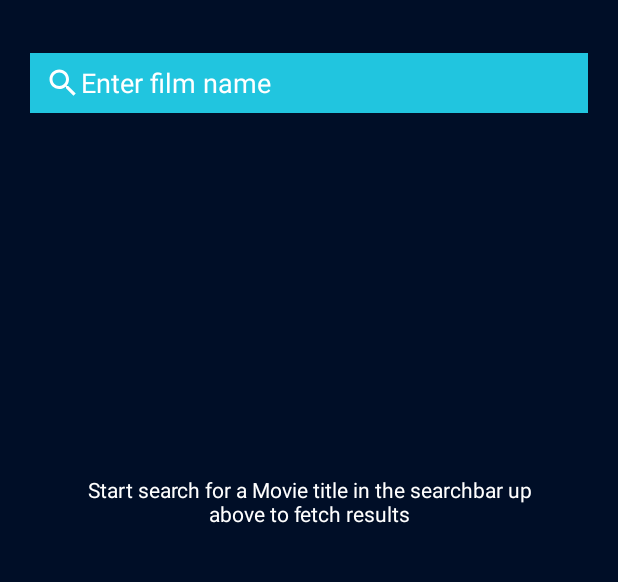
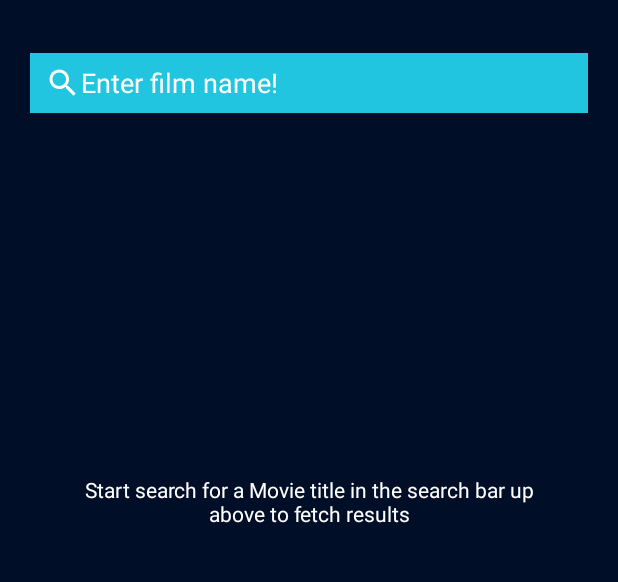
Before and after one commit to falcofemoralis/Mobile-Film-Tracker, an Android app: the screen it shows after launch (MainActivity), item 2 of the bottom bar chosen, on a phone screen of 412 x 824 dp, the part 173-755 px from its top. Run offline under Robolectric (Android 15) with nearby library versions, the phone set to English and light mode, and no system bars; 22 statements that could not run were skipped.

```diff
--- a/app/src/main/java/com/vladyslav/offlinefilmtracker/Activities/MainActivity.java
+++ b/app/src/main/java/com/vladyslav/offlinefilmtracker/Activities/MainActivity.java
@@ -37,6 +37,10 @@ public class MainActivity extends AppCompatActivity {
     protected void onCreate(Bundle savedInstanceState) {
         super.onCreate(savedInstanceState);
         setContentView(R.layout.activity_main);
+
+        //инциализация помошника по фрагментам
+        fm = getSupportFragmentManager();
+        FragmentHelper.init(fm, this);
 
         //производится проверка наличия файлов
         checkFiles(new Runnable() {
@@ -107,9 +111,6 @@ public class MainActivity extends AppCompatActivity {
 
     //метод установки боттом бара (запускается главный фрагмент)
     public void setBottomBar() {
-        fm = getSupportFragmentManager();
-        FragmentHelper.init(fm, this);
-
         final Fragment mainFragment = new MainFragment(); //главный фрагмент
         final Fragment searchFragment = new SearchFragment(); //фрагмент поиска
 
@@ -118,13 +119,12 @@ public class MainActivity extends AppCompatActivity {
         bottomNavigationView.setOnNavigationItemSelectedListener(new BottomNavigationView.OnNavigationItemSelectedListener() {
             @Override
             public boolean onNavigationItemSelected(@NonNull MenuItem item) {
-                fm.popBackStack(null, FragmentManager.POP_BACK_STACK_INCLUSIVE);
                 switch (item.getItemId()) {
                     case R.id.nav_movies:
-                        fm.beginTransaction().replace(R.id.main_fragment_container, mainFragment).commit();
+                        FragmentHelper.changeFragment(mainFragment);
                         break;
                     case R.id.nav_search:
-                        fm.beginTransaction().replace(R.id.main_fragment_container, searchFragment).commit();
+                        FragmentHelper.changeFragment(searchFragment);
                         break;
                 }
                 return true;
--- a/app/src/main/java/com/vladyslav/offlinefilmtracker/Fragments/MainFragment.java
+++ b/app/src/main/java/com/vladyslav/offlinefilmtracker/Fragments/MainFragment.java
@@ -34,11 +34,11 @@ public class MainFragment extends Fragment {
     private int moreBtnHeight; //размер кнопки More
 
     //лист пар из ключа жанра (в базе) и id строковой константы
-    private final ArrayList<Pair<String, Integer>> GENRES = new ArrayList<Pair<String, Integer>>() {
+    public final ArrayList<Pair<String, Integer>> genres = new ArrayList<Pair<String, Integer>>() {
         {
             add(new Pair<>("Popular", R.string.genre_popular));
             add(new Pair<>("Action", R.string.genre_action));
-            add(new Pair<>("Sci-Fi", R.string.genre_scifi));
+            add(new Pair<>("Sci-Fi", R.string.genre_sciFi));
             add(new Pair<>("Fantasy", R.string.genre_fantasy));
             add(new Pair<>("Comedy", R.string.genre_comedy));
             add(new Pair<>("Animation", R.string.genre_animation));
@@ -57,7 +57,6 @@ public class MainFragment extends Fragment {
         return view;
     }
 
-
     //загружаем фильмы из базы по жанрам
     public void getFilmsFromDatabase() {
         final Handler mHandler = new Handler(Looper.getMainLooper());
@@ -65,39 +64,44 @@ public class MainFragment extends Fragment {
             public void run() {
                 databaseManager = DatabaseManager.getInstance(view.getContext());
                 //получаем фильмы по жанру
-                for (int i = 0; i < GENRES.size(); ++i) {
+                for (final Pair<String, Integer> genre : genres) {
+                    final String genreString = genre.first;
+
                     final Film[] films;
-                    if (GENRES.get(i).first.equals("Popular"))
+                    if (genreString.equals("Popular")) {
                         films = databaseManager.getPopularFilms(FILMS_IN_ROW);
-                    else
-                        films = databaseManager.getFilmsByGenre(GENRES.get(i).first, 2015, FILMS_IN_ROW);
+                    } else {
+                        films = databaseManager.getFilmsByGenre(genreString, 2015, FILMS_IN_ROW);
+                    }
 
                     //устанавливаем полученные фильмы в строки
-                    final int finalI = i;
                     mHandler.post(new Runnable() {
                         public void run() {
-                            createFilmRow(films, GENRES.get(finalI));
-                            if (finalI == GENRES.size() - 1) {
-                                getActivity().findViewById(R.id.progress_bar).setVisibility(View.GONE);
-                                getActivity().findViewById(R.id.main_fragment_container).setVisibility(View.VISIBLE);
-                            }
+                            createFilmRow(films, genreString, genre.second);
+
                         }
                     });
                 }
+                mHandler.post(new Runnable() {
+                    public void run() {
+                        getActivity().findViewById(R.id.progress_bar).setVisibility(View.GONE);
+                        getActivity().findViewById(R.id.main_fragment_container).setVisibility(View.VISIBLE);
+                    }
+                });
             }
         }).start();
     }
 
     //создаем ряд с фильмами
-    public void createFilmRow(Film[] films, Pair<String, Integer> genre) {
+    public void createFilmRow(Film[] films, String genre, int genreStringId) {
         LinearLayout filmsLayout = (LinearLayout) LayoutInflater.from(getContext()).inflate(R.layout.inflate_film_row, null); //строка фильмов
-        ((TextView) filmsLayout.getChildAt(0)).setText(getString(R.string.films, getString(genre.second))); //устанавливаем заголовок строки
+        ((TextView) filmsLayout.getChildAt(0)).setText(getString(R.string.films, getString(genreStringId))); //устанавливаем заголовок строки
 
         LinearLayout linearLayout = (LinearLayout) ((HorizontalScrollView) filmsLayout.getChildAt(1)).getChildAt(0);
         for (int i = 0; i < FILMS_IN_ROW; i++)
             addFilm(films[i], linearLayout);
 
-        if (!genre.first.equals("Popular")) addMoreBtn(linearLayout, genre.first);
+        if (!genre.equals("Popular")) addMoreBtn(linearLayout, genre);
         baseLayout.addView(filmsLayout); //добавляем в корень
     }
 
--- a/app/src/main/java/com/vladyslav/offlinefilmtracker/Fragments/SearchFragment.java
+++ b/app/src/main/java/com/vladyslav/offlinefilmtracker/Fragments/SearchFragment.java
@@ -89,7 +89,7 @@ public class SearchFragment extends Fragment {
 
                                     //проверяем ведденный текст
                                     if (text.equals("")) {
-                                        Toast.makeText(getContext(), getString(R.string.no_film_entered), Toast.LENGTH_SHORT).show();
+                                        Toast.makeText(getContext(), getString(R.string.enter_film_name), Toast.LENGTH_SHORT).show();
                                     } else {
                                         //скрываем подсказку
                                         hintsLayout.setVisibility(View.GONE);
--- a/app/src/main/java/com/vladyslav/offlinefilmtracker/Managers/DatabaseManager.java
+++ b/app/src/main/java/com/vladyslav/offlinefilmtracker/Managers/DatabaseManager.java
@@ -4,12 +4,16 @@ import android.content.Context;
 import android.database.Cursor;
 import android.database.sqlite.SQLiteDatabase;
 import android.database.sqlite.SQLiteOpenHelper;
+import android.util.Pair;
 
 import com.vladyslav.offlinefilmtracker.Objects.Actor;
 import com.vladyslav.offlinefilmtracker.Objects.Film;
+import com.vladyslav.offlinefilmtracker.R;
 
 import java.io.File;
+import java.util.ArrayList;
 import java.util.HashMap;
+import java.util.Map;
 
 //SINGLETON
 public class DatabaseManager extends SQLiteOpenHelper {
--- a/app/src/main/java/com/vladyslav/offlinefilmtracker/Managers/FragmentHelper.java
+++ b/app/src/main/java/com/vladyslav/offlinefilmtracker/Managers/FragmentHelper.java
@@ -26,4 +26,14 @@ public class FragmentHelper {
                 .commit();
         activity.findViewById(R.id.nestedScrollView).scrollTo(0, 0);
     }
+
+    public static void changeFragment(Fragment fragment){
+        fragmentManager.popBackStack(null, FragmentManager.POP_BACK_STACK_INCLUSIVE);
+
+        fragmentManager.beginTransaction()
+                .setCustomAnimations(R.anim.fade_in, R.anim.fade_out, R.anim.fade_in, R.anim.fade_out)
+                .replace(R.id.main_fragment_container, fragment)
+                .commit();
+
+    }
 }
--- a/app/src/main/res/layout/fragment_actor.xml
+++ b/app/src/main/res/layout/fragment_actor.xml
@@ -15,7 +15,7 @@
         android:layout_height="wrap_content"
         android:gravity="center"
         android:padding="15dp"
-        android:text="Ridley Scott"
+        android:text="Actor name"
         android:textColor="#FFFFFF"
         android:textSize="22sp" />
 
@@ -42,7 +42,7 @@
                 android:layout_width="wrap_content"
                 android:layout_height="wrap_content"
                 android:gravity="center"
-                android:text="Born: 1980"
+                android:text="Born text"
                 android:textColor="#FFFFFF"
                 android:textSize="18sp" />
 
@@ -51,7 +51,7 @@
                 android:layout_width="wrap_content"
                 android:layout_height="wrap_content"
                 android:gravity="center"
-                android:text="Died: alive"
+                android:text="Died text"
                 android:textColor="#FFFFFF"
                 android:textSize="18sp" />
         </LinearLayout>
--- a/app/src/main/res/layout/fragment_search.xml
+++ b/app/src/main/res/layout/fragment_search.xml
@@ -16,7 +16,7 @@
         android:completionThreshold="3"
         android:drawableStart="@drawable/ic_baseline_search_24"
         android:drawableTint="@color/white"
-        android:hint="Enter film name"
+        android:hint="@string/enter_film_name"
         android:paddingStart="10dp"
         android:singleLine="true"
         android:textColor="@color/white"
@@ -40,7 +40,7 @@
             android:layout_marginStart="50dp"
             android:layout_marginEnd="50dp"
             android:gravity="center"
-            android:text="Start search for a Movie title in the searchbar up above to fetch results"
+            android:text="@string/search_hint"
             android:textColor="@color/white" />
     </LinearLayout>
 
--- a/app/src/main/res/menu/bottom_nav_menu.xml
+++ b/app/src/main/res/menu/bottom_nav_menu.xml
@@ -4,11 +4,11 @@
     <item
         android:id="@+id/nav_movies"
         android:icon="@drawable/ic_baseline_movie_24"
-        android:title="Movies" />
+        android:title="@string/movies" />
 
     <item
         android:id="@+id/nav_search"
         android:icon="@drawable/ic_baseline_search_24"
-        android:title="Search for movie" />
+        android:title="@string/search_for_movie" />
 
 </menu>
--- a/app/src/main/res/values/dimens.xml
+++ /dev/null
@@ -1 +0,0 @@
-<resources></resources>
--- a/app/src/main/res/values/strings.xml
+++ b/app/src/main/res/values/strings.xml
@@ -1,3 +1,4 @@
+<?xml version="1.0" encoding="utf-8"?>
 <resources>
     <string name="app_name">Offline Film Tracker</string>
     <string name="dialog_title">Downloading files</string>
@@ -5,7 +6,7 @@
     <string name="service_title">App is running in background</string>
     <string name="genre_popular">Popular</string>
     <string name="genre_action">Action</string>
-    <string name="genre_scifi">Sci-Fi</string>
+    <string name="genre_sciFi">Sci-Fi</string>
     <string name="genre_fantasy">Fantasy</string>
     <string name="genre_comedy">Comedy</string>
     <string name="genre_animation">Animation</string>
@@ -20,7 +21,10 @@
     <string name="actor_born">Born: %1$s</string>
     <string name="actor_died">Died: %1$s</string>
     <string name="unknown">unknown</string>
-    <string name="no_film_entered">Enter film name!"</string>
-
-
+    <string name="enter_film_name">Enter film name!"</string>
+    <string name="movies">Movies</string>
+    <string name="search_for_movie">Search for movie</string>
+    <string name="plot">Plot</string>
+    <string name="cast">Cast</string>
+    <string name="search_hint">Start search for a Movie title in the search bar up above to fetch results</string>
 </resources>
```
Also changed, not shown: app/src/main/java/com/vladyslav/offlinefilmtracker/Fragments/FilmFragment.java (+24 -3 lines), app/src/main/res/layout/fragment_film.xml (+3 -11 lines), 1 other file.
